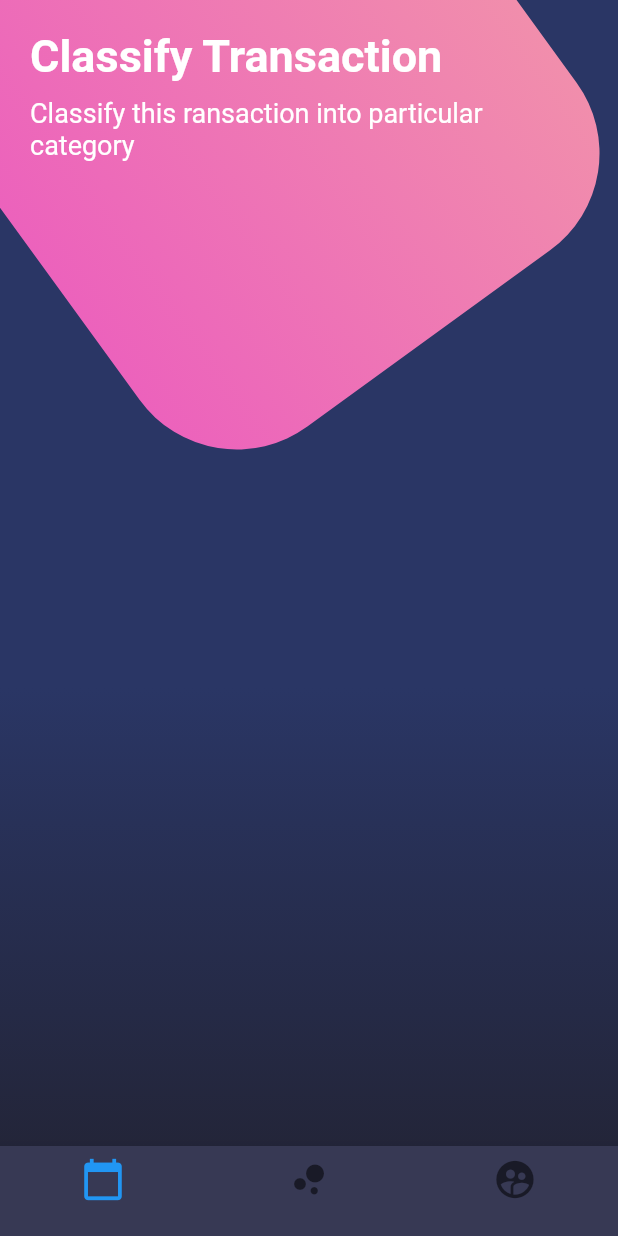
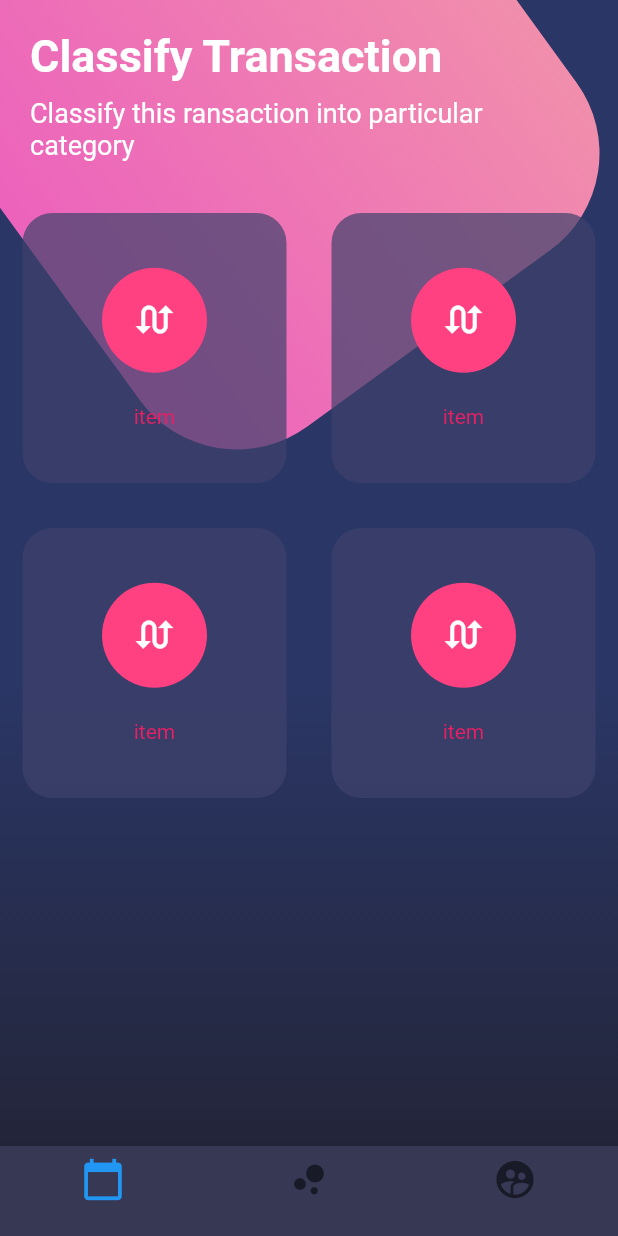
Before and after one commit to guillermoherrera/flutter_diseno_seccion_8, a Flutter app: the screen it shows after launch, on a phone screen of 412 x 824 dp. Run offline on Flutter 3.47's test engine with Material 2 defaults, Android fonts, the phone set to English and light mode, and no system bars.

Commit message:
botones 4
table, tablerow y creacion de botones

```diff
--- a/lib/src/pages/botones_page.dart
+++ b/lib/src/pages/botones_page.dart
@@ -13,12 +13,56 @@ class BotonesPage extends StatelessWidget {
             child: Column(
               children: <Widget>[
                 _tiulos(),
+                _botonesRedondeados(),
               ],
             )
           )
         ],
       ),
       bottomNavigationBar: _bottomNavigationBar(context)
+    );
+  }
+
+  Widget _botonesRedondeados(){
+    return Table(
+      children: [
+        TableRow(
+          children: [
+            _crearBoton(),
+            _crearBoton()
+          ]
+        ),
+        TableRow(
+          children: [
+            _crearBoton(),
+            _crearBoton()
+          ]
+        )
+      ],
+    );
+  }
+
+  Widget _crearBoton(){
+    return Container(
+      height: 180.0,
+      margin: EdgeInsets.all(15.0),
+      decoration: BoxDecoration(
+        color: Color.fromRGBO(62, 66, 107, 0.7),
+        borderRadius: BorderRadius.circular(20.0),
+      ),
+      child: Column(
+        mainAxisAlignment: MainAxisAlignment.spaceAround,
+        children: <Widget>[
+          SizedBox(height: 5.0,),
+          CircleAvatar(
+            backgroundColor: Colors.pinkAccent,
+            radius: 35.0,
+            child: Icon(Icons.swap_calls, color: Colors.white, size: 30.0,),
+          ),
+          Text('item', style: TextStyle(color: Colors.pink)),
+          SizedBox(height: 5.0,)
+        ],
+      ),
     );
   }
 
```
